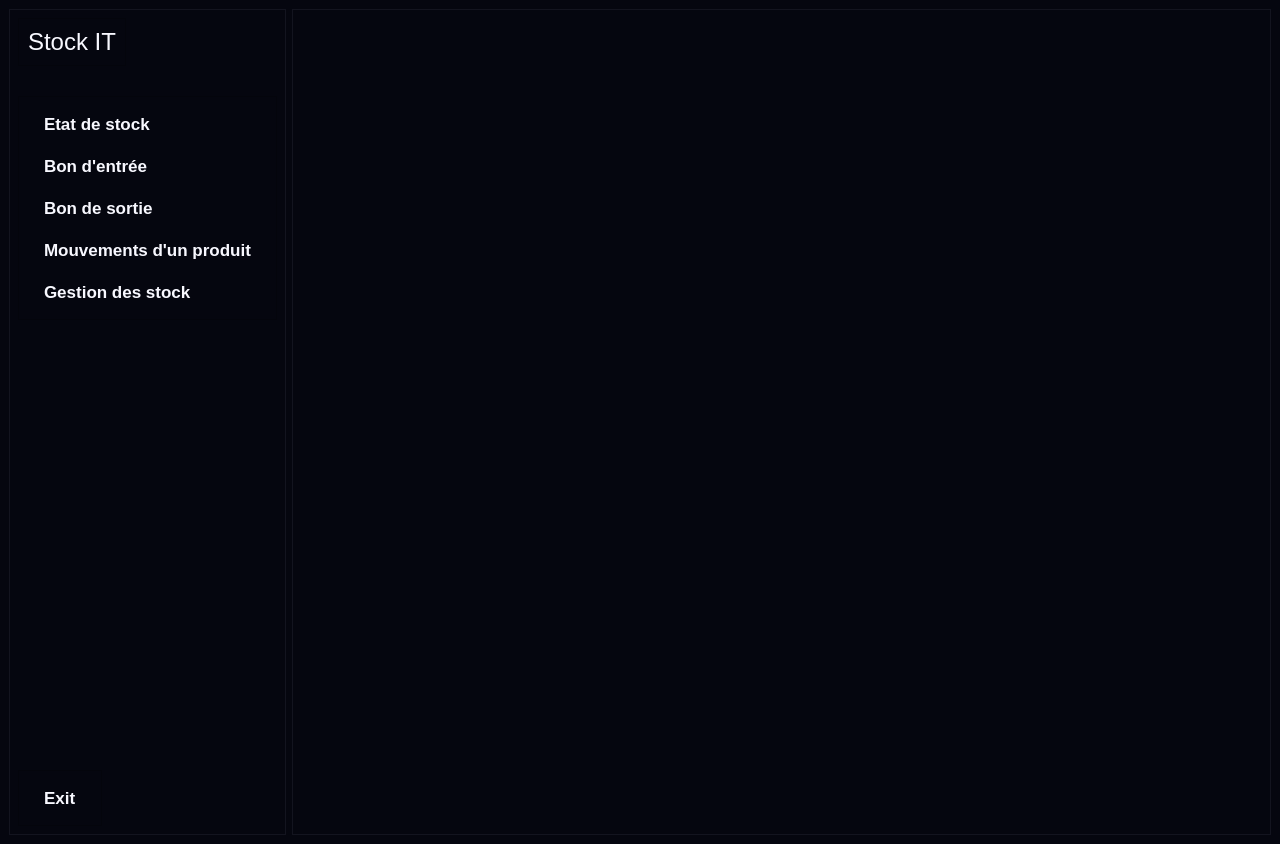
Before: the Qt Designer form interface/main_widget.ui in miranto-andria/stock-it, drawn with Qt 5.
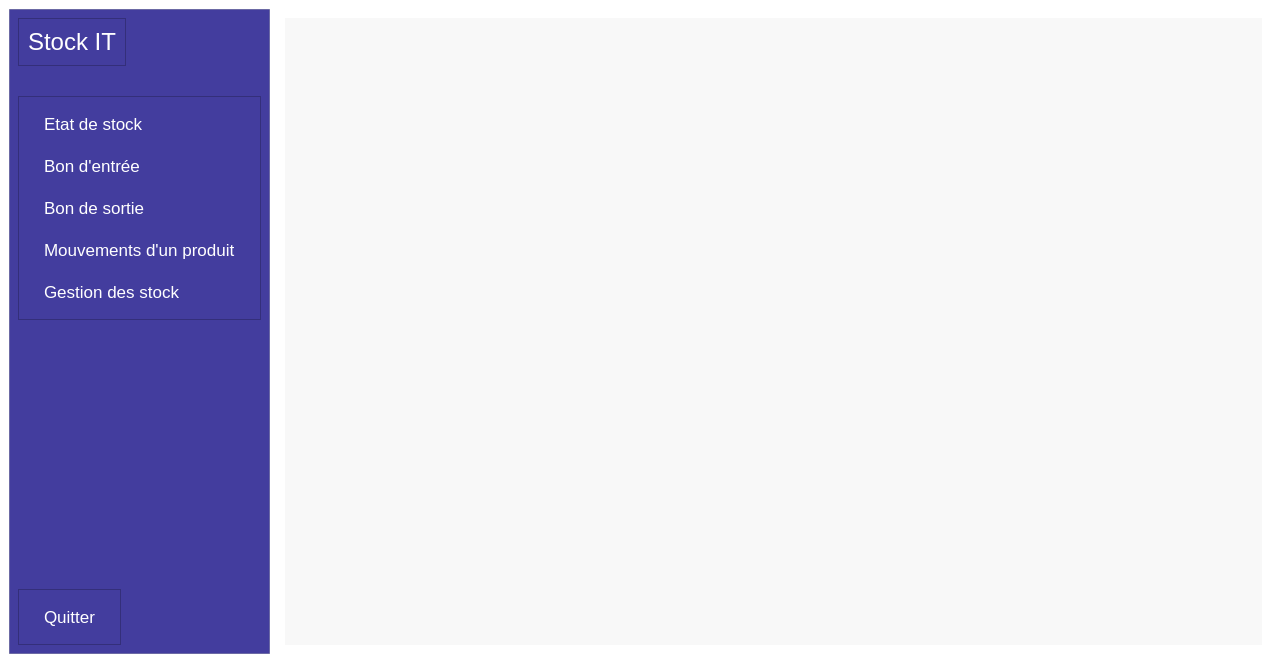
After: the same form once the commit is applied.

Commit message: style : restyliser toute la fenetre

Diff of the .ui file:
```diff
--- a/interface/main_widget.ui
+++ b/interface/main_widget.ui
@@ -7,28 +7,28 @@
     <x>0</x>
     <y>0</y>
     <width>1280</width>
-    <height>844</height>
+    <height>663</height>
    </rect>
   </property>
   <property name="windowTitle">
    <string>MainWindow</string>
   </property>
   <property name="styleSheet">
-   <string notr="true">#sideBar , #mainSection{
-border : 1px solid #13141F
+   <string notr="true">#sideBar{
+border : 1px solid rgba(171, 173, 174, 40%);
+background-color : #433D9E ; color:#fff
 }
 
 *{
-background : #05060f;
+background : #fff;
 padding : 0;
 margin : 0 ;
 text-transform : capitalize;
-color : #F8F8FF;
+color : #000;
 }
 
 #sideBar QPushButton{
 text-align : left;
-font-weight : bold;
 border : none;
 padding : 8px 16px;
 border-radius : 8px;
@@ -44,6 +44,9 @@
 
 #title{
 font-size : 24px;
+}
+#mainSection #stackedWidget{
+background-color : #f8f8f8
 }</string>
   </property>
   <widget class="QWidget" name="centralwidget">
@@ -56,6 +59,12 @@
       <layout class="QVBoxLayout" name="verticalLayout_3">
        <item alignment="Qt::AlignmentFlag::AlignLeft|Qt::AlignmentFlag::AlignTop">
         <widget class="QFrame" name="titleContainer">
+         <property name="autoFillBackground">
+          <bool>false</bool>
+         </property>
+         <property name="styleSheet">
+          <string notr="true">background-color : #433D9E ; color:#fff</string>
+         </property>
          <property name="frameShape">
           <enum>QFrame::Shape::StyledPanel</enum>
          </property>
@@ -81,6 +90,15 @@
            <verstretch>0</verstretch>
           </sizepolicy>
          </property>
+         <property name="styleSheet">
+          <string notr="true">*{
+background-color : #433D9E ; color:#fff
+}
+QPushButton:hover{
+background : rgba(119, 76, 255, 20%)
+}
+</string>
+         </property>
          <property name="frameShape">
           <enum>QFrame::Shape::StyledPanel</enum>
          </property>
@@ -90,6 +108,9 @@
          <layout class="QVBoxLayout" name="verticalLayout">
           <item>
            <widget class="QPushButton" name="stockBtn">
+            <property name="styleSheet">
+             <string notr="true"/>
+            </property>
             <property name="text">
              <string>Etat de stock</string>
             </property>
@@ -147,6 +168,14 @@
            <verstretch>0</verstretch>
           </sizepolicy>
          </property>
+         <property name="styleSheet">
+          <string notr="true">*{
+background-color : #433D9E ; color:#fff
+}
+QPushButton:hover{
+background : rgba(119, 76, 255, 20%)
+}</string>
+         </property>
          <property name="frameShape">
           <enum>QFrame::Shape::StyledPanel</enum>
          </property>
@@ -157,7 +186,7 @@
           <item>
            <widget class="QPushButton" name="exitBtn">
             <property name="text">
-             <string>Exit</string>
+             <string>Quitter</string>
             </property>
            </widget>
           </item>
```
Left out of the diff: 21 changed lines with no effect on the pictures. The commit also changes 9 other files.
